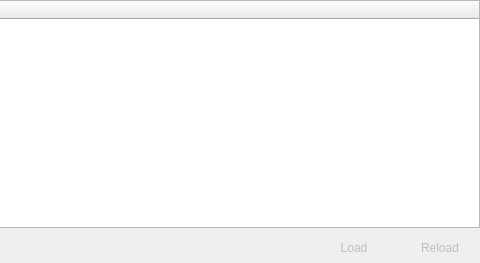
The window that core/rzxloader.ui (Fruneau/qRezix) describes before a commit, drawn with Qt 5; both pictures show x 366 to 846 and y 0 to 263 of the 846 by 263 pixel window.
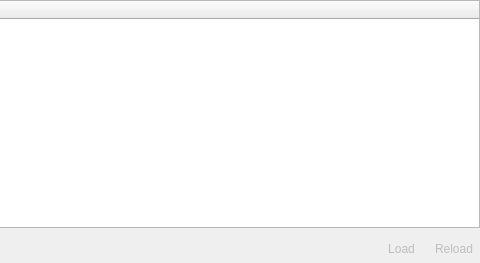
The same window after the commit.

Commit message: Quelques modifications des fenÃªtres de props : * quelques icÃŽnes en plus * homogÃ©nÃ©ise l'utilisation de QPushButton/QToolButton

```diff
--- a/core/rzxloader.ui
+++ b/core/rzxloader.ui
@@ -43,27 +43,33 @@
     </spacer>
    </item>
    <item row="1" column="2" >
-    <widget class="QPushButton" name="btnLoad" >
+    <widget class="QToolButton" name="btnLoad" >
      <property name="enabled" >
       <bool>false</bool>
      </property>
      <property name="text" >
       <string>Load</string>
      </property>
-     <property name="flat" >
+     <property name="toolButtonStyle" >
+      <enum>Qt::ToolButtonTextBesideIcon</enum>
+     </property>
+     <property name="autoRaise" >
       <bool>true</bool>
      </property>
     </widget>
    </item>
    <item row="1" column="3" >
-    <widget class="QPushButton" name="btnReload" >
+    <widget class="QToolButton" name="btnReload" >
      <property name="enabled" >
       <bool>false</bool>
      </property>
      <property name="text" >
       <string>Reload</string>
      </property>
-     <property name="flat" >
+     <property name="toolButtonStyle" >
+      <enum>Qt::ToolButtonTextBesideIcon</enum>
+     </property>
+     <property name="autoRaise" >
       <bool>true</bool>
      </property>
     </widget>
```
Left out of the diff: 1 changed line with no effect on the pictures. The commit also changes 6 other files.
